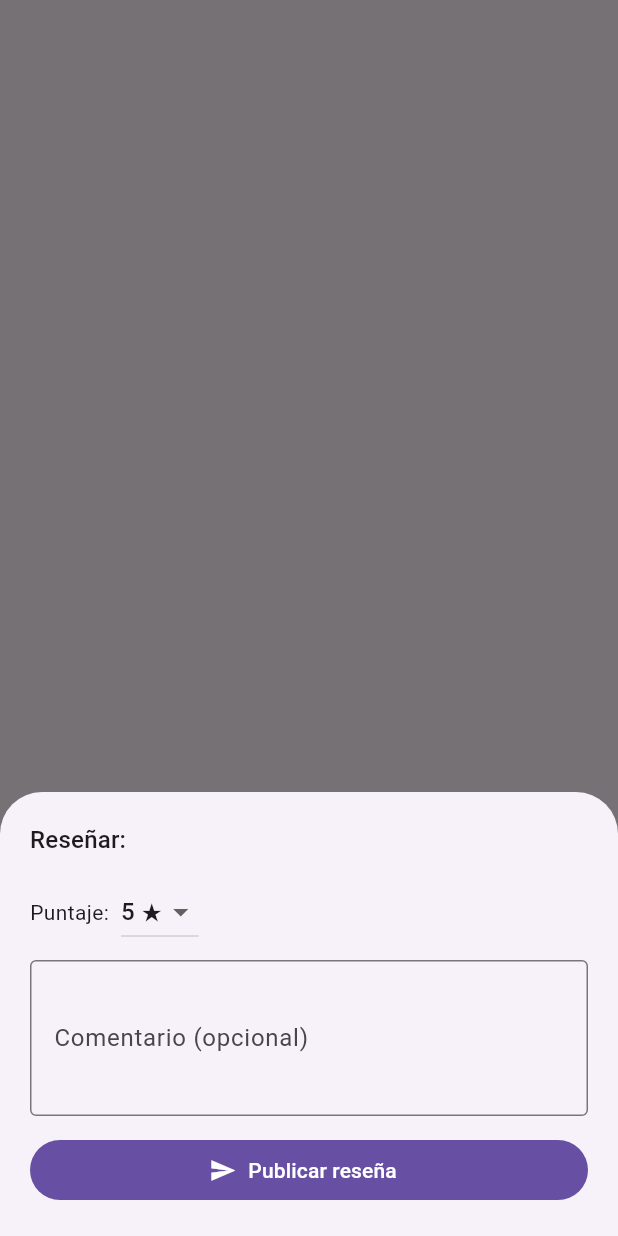
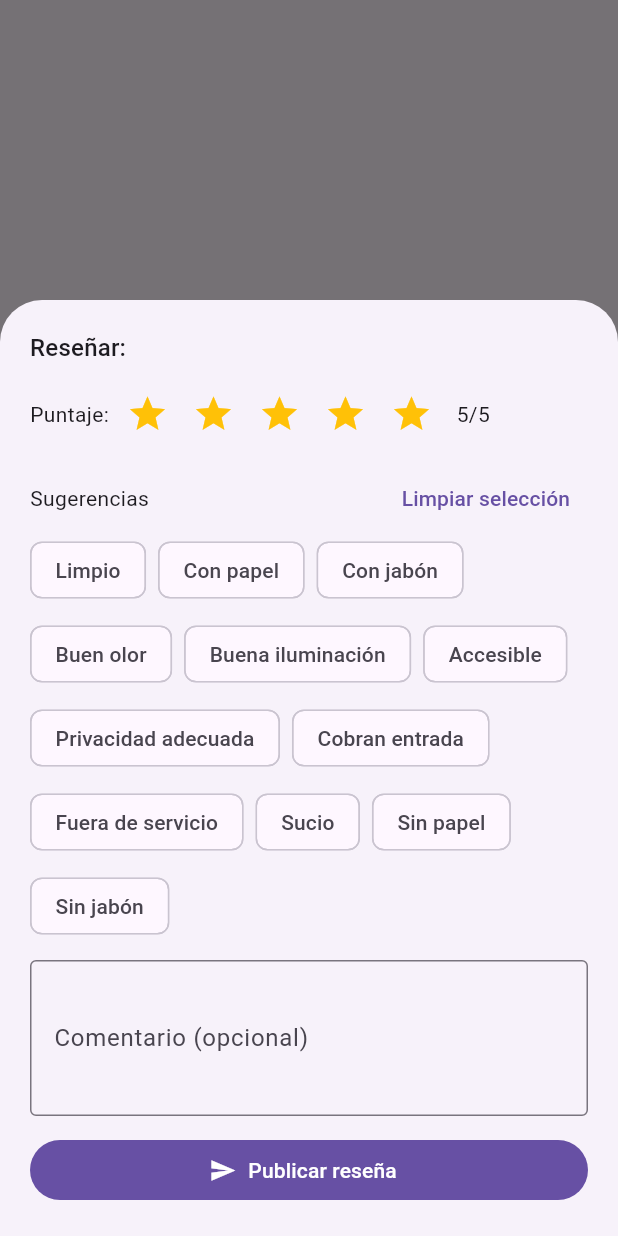
Before and after one commit to RenataArcos/talca-banios, a Flutter app: what openReviewSheet() shows on an empty page, opened directly with empty values, on a phone screen of 412 x 824 dp. Run offline on Flutter 3.47's test engine with Material 3 defaults, Android fonts, the phone set to English and light mode, and no system bars; our stand-ins replace cloud_firestore, firebase_auth, firebase_core, firebase_storage, flutter_map, geolocator and 3 more; accounts and stored records are empty.

Commit message:
quitar/seleccionar todos los filtros y reseñar con estrellas

```diff
--- a/banio_app/lib/presentation/widgets/review_sheet.dart
+++ b/banio_app/lib/presentation/widgets/review_sheet.dart
@@ -1,4 +1,3 @@
-// lib/presentation/widgets/review_sheet.dart
 import 'dart:async';
 import 'package:flutter/material.dart';
 
@@ -16,18 +15,32 @@ Future<void> openReviewSheet(
   required String bathroomName,
   VoidCallback? onSaved,
 }) async {
-  // Gate de autenticación
   if (auth.currentUser == null) {
     await openAuthSheet(context, auth);
     if (auth.currentUser == null) return;
   }
 
-  int rating = 5;
+  final ratingVN = ValueNotifier<int>(5); // ⭐ Controla el rating
   final ctrl = TextEditingController();
+
+  const kSuggestions = <String>[
+    'Limpio',
+    'Con papel',
+    'Con jabón',
+    'Buen olor',
+    'Buena iluminación',
+    'Accesible',
+    'Privacidad adecuada',
+    'Cobran entrada',
+    'Fuera de servicio',
+    'Sucio',
+    'Sin papel',
+    'Sin jabón',
+  ];
+  final sel = <String>{};
 
   await showModalBottomSheet(
     context: context,
-    useRootNavigator: true,
     isScrollControlled: true,
     builder: (modalCtx) => SafeArea(
       child: Padding(
@@ -41,11 +54,15 @@ Future<void> openReviewSheet(
           builder: (ctx, setModal) {
             bool isSaving = false;
 
-            void showSnack(String msg) {
-              ScaffoldMessenger.maybeOf(
-                context,
-              )?.showSnackBar(SnackBar(content: Text(msg)));
-            }
+            Widget _star(int i, int current) => IconButton(
+              visualDensity: VisualDensity.compact,
+              icon: Icon(
+                i <= current ? Icons.star : Icons.star_border,
+                size: 28,
+                color: i <= current ? Colors.amber : null,
+              ),
+              onPressed: () => ratingVN.value = i,
+            );
 
             Future<void> save() async {
               if (isSaving) return;
@@ -54,18 +71,27 @@ Future<void> openReviewSheet(
               if (Navigator.of(modalCtx).canPop()) {
                 Navigator.of(modalCtx).pop();
               }
-              showSnack('Publicando reseña…');
+              if (context.mounted) {
+                ScaffoldMessenger.of(context).showSnackBar(
+                  const SnackBar(content: Text('Publicando reseña…')),
+                );
+              }
 
-              unawaited(
-                Future(() async {
+              Future.microtask(() async {
                 try {
                   final user = auth.currentUser!;
+                  final rating = ratingVN.value; // ⭐ Lee el rating actual
+                  final composed = [
+                    if (sel.isNotEmpty) sel.join(' · '),
+                    if (ctrl.text.trim().isNotEmpty) ctrl.text.trim(),
+                  ].join(' — ');
+
                   final review = ReviewModel(
                     id: '',
                     userId: user.uid,
                     userName: user.displayName ?? user.email ?? 'usuario',
                     rating: rating,
-                      comment: ctrl.text.trim(),
+                    comment: composed,
                     createdAt: DateTime.now(),
                   );
 
@@ -84,17 +110,28 @@ Future<void> openReviewSheet(
                     ratingCount: count,
                   );
 
-                    showSnack('¡Reseña publicada!');
+                  if (context.mounted) {
+                    ScaffoldMessenger.of(context).showSnackBar(
+                      const SnackBar(content: Text('¡Reseña publicada!')),
+                    );
+                  }
                 } catch (e) {
-                    showSnack('No se pudo publicar la reseña: $e');
+                  if (context.mounted) {
+                    ScaffoldMessenger.of(context).showSnackBar(
+                      SnackBar(
+                        content: Text('No se pudo publicar la reseña: $e'),
+                      ),
+                    );
+                  }
                 } finally {
                   onSaved?.call();
+                  if (context.mounted) setModal(() => isSaving = false);
                 }
-                }),
-              );
+              });
             }
 
-            return Column(
+            return SingleChildScrollView(
+              child: Column(
                 mainAxisSize: MainAxisSize.min,
                 crossAxisAlignment: CrossAxisAlignment.start,
                 children: [
@@ -102,33 +139,71 @@ Future<void> openReviewSheet(
                     'Reseñar: $bathroomName',
                     style: Theme.of(context).textTheme.titleMedium,
                   ),
+
+                  const SizedBox(height: 12),
+                  // ⭐ Estrellas reactivas
+                  ValueListenableBuilder<int>(
+                    valueListenable: ratingVN,
+                    builder: (_, val, __) => Row(
+                      children: [
+                        const Text('Puntaje: '),
+                        ...List.generate(5, (i) => _star(i + 1, val)),
+                        const SizedBox(width: 8),
+                        Text('$val/5'),
+                      ],
+                    ),
+                  ),
+
                   const SizedBox(height: 12),
                   Row(
                     children: [
-                    const Text('Puntaje:'),
-                    const SizedBox(width: 8),
-                    DropdownButton<int>(
-                      value: rating,
-                      items: [1, 2, 3, 4, 5]
-                          .map(
-                            (e) =>
-                                DropdownMenuItem(value: e, child: Text('$e ★')),
-                          )
-                          .toList(),
-                      onChanged: (v) => setModal(() => rating = v ?? 5),
+                      const Text('Sugerencias'),
+                      const Spacer(),
+                      TextButton(
+                        onPressed: () => setModal(() => sel.clear()),
+                        child: const Text('Limpiar selección'),
                       ),
                     ],
                   ),
-                const SizedBox(height: 8),
+                  Wrap(
+                    spacing: 8,
+                    runSpacing: 8,
+                    children: [
+                      for (final s in kSuggestions)
+                        FilterChip(
+                          label: Text(s),
+                          selected: sel.contains(s),
+                          onSelected: (v) => setModal(() {
+                            if (v) {
+                              sel.add(s);
+                            } else {
+                              sel.remove(s);
+                            }
+                          }),
+                        ),
+                    ],
+                  ),
+
+                  const SizedBox(height: 12),
                   TextField(
                     controller: ctrl,
                     maxLines: 3,
-                  decoration: const InputDecoration(
+                    decoration: InputDecoration(
                       labelText: 'Comentario (opcional)',
-                    border: OutlineInputBorder(),
+                      hintText: 'Puedes añadir más detalles…',
+                      border: const OutlineInputBorder(),
+                      suffixIcon: (ctrl.text.isEmpty)
+                          ? null
+                          : IconButton(
+                              tooltip: 'Borrar',
+                              onPressed: () => setModal(() => ctrl.clear()),
+                              icon: const Icon(Icons.clear),
                             ),
                     ),
+                    onChanged: (_) => setModal(() {}),
+                  ),
                   const SizedBox(height: 12),
+
                   SizedBox(
                     width: double.infinity,
                     child: FilledButton.icon(
@@ -144,6 +219,7 @@ Future<void> openReviewSheet(
                     ),
                   ),
                 ],
+              ),
             );
           },
         ),
```
Also changed, not shown: banio_app/lib/presentation/widgets/filter_sheet.dart (+79 -26 lines). Lines whose indentation alone changed are shown as unchanged.
